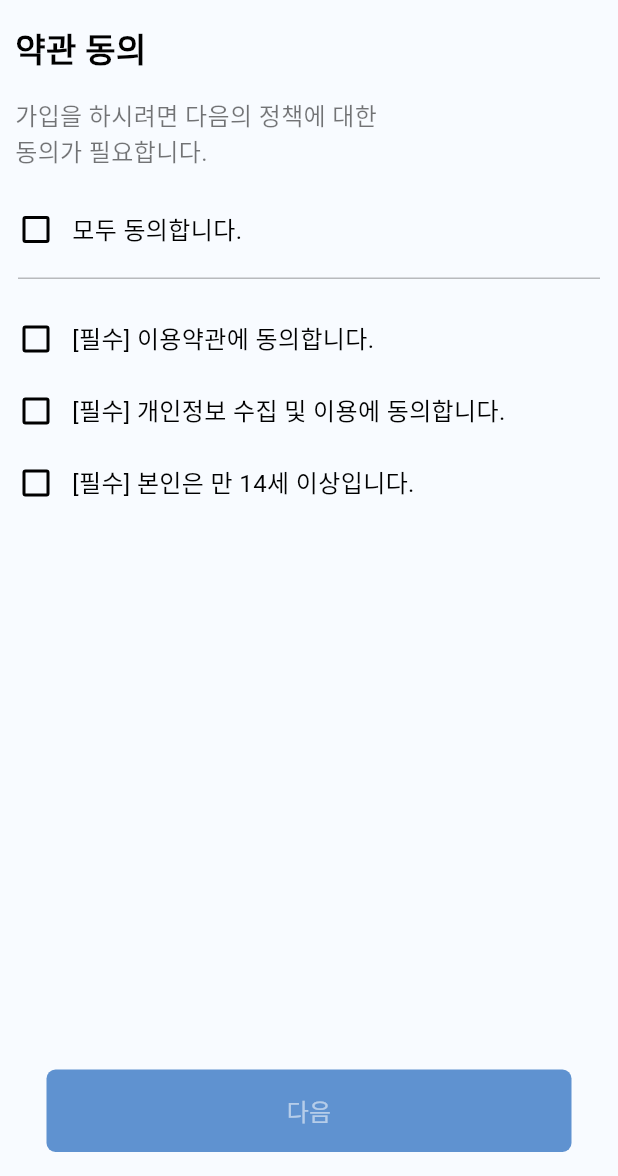
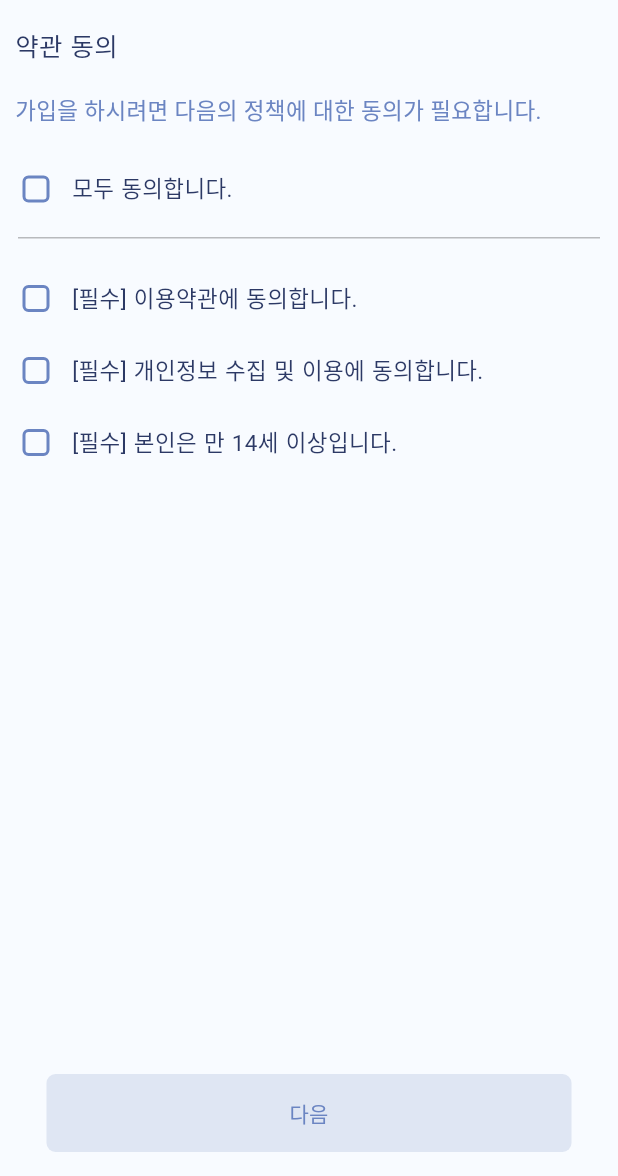
Before and after one commit to SeoHong23/Nungil_Project, a Flutter app: the screen it shows after launch, item 4 of the bottom bar chosen, after a tap on "이메일 회원가입", on a phone screen of 412 x 824 dp, the part 60-1236 px from its top. Run offline on Flutter 3.47's test engine with Material 3 defaults, Android fonts, the phone set to English and light mode, and no system bars; our stand-ins replace cached_network_image, dio, flutter_rating_bar, flutter_riverpod, flutter_secure_storage, flutter_svg and 7 more; network calls fail; Roboto replaces fonts that are missing (GmarketSans, Pretendard).

Commit message:
User 디자인 수정

```diff
--- a/lib/screens/user/term/term.dart
+++ b/lib/screens/user/term/term.dart
@@ -1,4 +1,5 @@
 import 'package:flutter/material.dart';
+import 'package:nungil/theme/common_theme.dart';
 
 import '../register/write_email.dart';
 
@@ -46,45 +47,36 @@ class _MainScreenState extends State<Term> {
                 alignment: Alignment.centerLeft,
                 child: Padding(
                   padding: const EdgeInsets.only(left: 10),
-                  child: Text(
-                    '약관 동의',
-                    style: TextStyle(
-                      color: Colors.black,
-                      fontSize: 22,
-                      fontWeight: FontWeight.bold,
-                    ),
-                  ),
+                  child:
+                      Text('약관 동의', style: ColorTextStyle.largeNavy(context)),
                 ),
               ),
               const SizedBox(height: 16),
               Padding(
                 padding: const EdgeInsets.only(left: 10),
-                child: Text(
-                  '가입을 하시려면 다음의 정책에 대한\n동의가 필요합니다.',
-                  style: TextStyle(
-                    color: Colors.black54, // 약간 연한 색상
-                    fontSize: 16,
-                  ),
-                ),
+                child: Text('가입을 하시려면 다음의 정책에 대한 동의가 필요합니다.',
+                    style: ColorTextStyle.mediumLightNavy(context)),
               ),
               const SizedBox(height: 16),
               Row(
+                crossAxisAlignment: CrossAxisAlignment.center,
                 children: [
                   Checkbox(
                     value: isChecked,
                     onChanged: (bool? value) {
                       updateIndividualCheckboxes(value ?? false);
                     },
-                    activeColor: const Color(0xFF0066CC),
-                    checkColor: Colors.white,
+                    shape: RoundedRectangleBorder(
+                      borderRadius: BorderRadius.circular(4),
                     ),
-                  const Text(
-                    '모두 동의합니다.',
-                    style: TextStyle(
-                      fontSize: 16,
-                      color: Colors.black,
+                    side: BorderSide(
+                      color: Theme.of(context).colorScheme.primary,
+                      width: 2,
                     ),
+                    activeColor: Theme.of(context).colorScheme.secondary,
+                    checkColor: Theme.of(context).colorScheme.surface,
                   ),
+                  Text('모두 동의합니다.', style: ColorTextStyle.mediumNavy(context)),
                 ],
               ),
               const SizedBox(height: 8),
@@ -98,6 +90,7 @@ class _MainScreenState extends State<Term> {
               ),
               const SizedBox(height: 16),
               Row(
+                crossAxisAlignment: CrossAxisAlignment.center,
                 children: [
                   Checkbox(
                     value: isChecked1,
@@ -107,19 +100,22 @@ class _MainScreenState extends State<Term> {
                         updateAllAgreeCheckbox();
                       });
                     },
-                    activeColor: const Color(0xFF0066CC),
-                    checkColor: Colors.white,
+                    shape: RoundedRectangleBorder(
+                      borderRadius: BorderRadius.circular(4),
                     ),
-                  const Text(
-                    '[필수] 이용약관에 동의합니다.',
-                    style: TextStyle(
-                      fontSize: 16,
-                      color: Colors.black,
+                    side: BorderSide(
+                      color: Theme.of(context).colorScheme.primary,
+                      width: 2,
                     ),
+                    activeColor: Theme.of(context).colorScheme.secondary,
+                    checkColor: Theme.of(context).colorScheme.surface,
                   ),
+                  Text('[필수] 이용약관에 동의합니다.',
+                      style: ColorTextStyle.mediumNavy(context)),
                 ],
               ),
               Row(
+                crossAxisAlignment: CrossAxisAlignment.center,
                 children: [
                   Checkbox(
                     value: isChecked2,
@@ -129,19 +125,22 @@ class _MainScreenState extends State<Term> {
                         updateAllAgreeCheckbox();
                       });
                     },
-                    activeColor: const Color(0xFF0066CC),
-                    checkColor: Colors.white,
+                    shape: RoundedRectangleBorder(
+                      borderRadius: BorderRadius.circular(4),
                     ),
-                  const Text(
-                    '[필수] 개인정보 수집 및 이용에 동의합니다.',
-                    style: TextStyle(
-                      fontSize: 16,
-                      color: Colors.black,
+                    side: BorderSide(
+                      color: Theme.of(context).colorScheme.primary,
+                      width: 2,
                     ),
+                    activeColor: Theme.of(context).colorScheme.secondary,
+                    checkColor: Theme.of(context).colorScheme.surface,
                   ),
+                  Text('[필수] 개인정보 수집 및 이용에 동의합니다.',
+                      style: ColorTextStyle.mediumNavy(context)),
                 ],
               ),
               Row(
+                crossAxisAlignment: CrossAxisAlignment.center,
                 children: [
                   Checkbox(
                     value: isChecked3,
@@ -151,16 +150,18 @@ class _MainScreenState extends State<Term> {
                         updateAllAgreeCheckbox();
                       });
                     },
-                    activeColor: const Color(0xFF0066CC),
-                    checkColor: Colors.white,
+                    shape: RoundedRectangleBorder(
+                      borderRadius: BorderRadius.circular(4),
                     ),
-                  const Text(
-                    '[필수] 본인은 만 14세 이상입니다.',
-                    style: TextStyle(
-                      fontSize: 16,
-                      color: Colors.black,
+                    side: BorderSide(
+                      color: Theme.of(context).colorScheme.primary,
+                      width: 2,
                     ),
+                    activeColor: Theme.of(context).colorScheme.secondary,
+                    checkColor: Theme.of(context).colorScheme.surface,
                   ),
+                  Text('[필수] 본인은 만 14세 이상입니다.',
+                      style: ColorTextStyle.mediumNavy(context)),
                 ],
               ),
               const Spacer(),
@@ -183,20 +184,21 @@ class _MainScreenState extends State<Term> {
                         padding: const EdgeInsets.symmetric(vertical: 16),
                         backgroundColor:
                             (isChecked1 && isChecked2 && isChecked3)
-                                ? const Color(0xFF0066CC) // 기본 활성화 색상
-                                : const Color(0xFF5F92D0), // 비활성화 색상
-                        disabledBackgroundColor: const Color(0xFF5F92D0),
+                                ? Theme.of(context).colorScheme.secondary
+                                : Theme.of(context).cardColor, // 비활성화 색상
+                        disabledBackgroundColor: Theme.of(context).cardColor,
                         foregroundColor:
                             (isChecked1 && isChecked2 && isChecked3)
-                                ? Colors.white // 활성화되면 텍스트 색은 흰색
-                                : Colors.white70, // 비활성화되면 살짝 어두운 흰색
-                        disabledForegroundColor: Colors.white54,
+                                ? Theme.of(context).colorScheme.surface // 활성화
+                                : Theme.of(context).colorScheme.primary, // 비활성화
+                        disabledForegroundColor:
+                            Theme.of(context).colorScheme.primary,
                         shape: RoundedRectangleBorder(
                           borderRadius: BorderRadius.circular(6),
                         )),
                     child: const Text(
                       '다음',
-                      style: TextStyle(fontSize: 16),
+                      style: CustomTextStyle.pretendard,
                     ),
                   ),
                 ),
--- a/lib/screens/user/user_page.dart
+++ b/lib/screens/user/user_page.dart
@@ -1,6 +1,7 @@
 import 'package:flutter/material.dart';
 import 'package:flutter_svg/flutter_svg.dart';
 import 'package:nungil/screens/user/login/email_login.dart';
+import 'package:nungil/theme/common_theme.dart';
 
 import 'term/term.dart';
 
@@ -20,11 +21,11 @@ class UserPage extends StatelessWidget {
                 width: 270,
                 height: 270,
               ),
-              SizedBox(height: 12),
-              Text(
+              const SizedBox(height: 12),
+              const Text(
                 '최근에 이메일로 로그인했어요!',
               ),
-              SizedBox(height: 30),
+              const SizedBox(height: 30),
               SizedBox(
                 width: 350, // 기존 버튼과 동일한 크기 유지
                 child: GestureDetector(
@@ -37,7 +38,7 @@ class UserPage extends StatelessWidget {
                   ),
                 ),
               ),
-              SizedBox(height: 20),
+              const SizedBox(height: 20),
               SizedBox(
                 width: 350,
                 child: ElevatedButton(
@@ -65,12 +66,12 @@ class UserPage extends StatelessWidget {
                           height: 26,
                         ),
                       ),
-                      Expanded(
+                      const Expanded(
                         child: Center(
                           child: Padding(
-                            padding: const EdgeInsets.only(right: 20.0),
+                            padding: EdgeInsets.only(right: 20.0),
                             child: Text(
-                              '네이버로 시작하기',
+                              '네이버 로그인',
                               style: TextStyle(
                                 fontSize: 15,
                                 color: Colors.white, // 글자 색상 설정
@@ -84,7 +85,7 @@ class UserPage extends StatelessWidget {
                   ),
                 ),
               ),
-              SizedBox(height: 20),
+              const SizedBox(height: 20),
               Row(
                 mainAxisAlignment: MainAxisAlignment.center,
                 children: [
@@ -97,17 +98,16 @@ class UserPage extends StatelessWidget {
                         ),
                       );
                     },
-                    child: Text(
-                      '이메일 로그인    ',
-                      style: TextStyle(
-                        fontSize: 16,
-                        fontWeight: FontWeight.bold,
-                        color: Colors.blue,
+                    child: Padding(
+                      padding: const EdgeInsets.symmetric(horizontal:8.0),
+                      child: Text(
+                        '이메일 로그인',
+                        style: ColorTextStyle.mediumNavy(context),
                       ),
                     ),
                   ),
-                  Padding(
-                    padding: const EdgeInsets.symmetric(horizontal: 8.0),
+                  const Padding(
+                    padding: EdgeInsets.symmetric(horizontal: 8.0),
                     child: Text(
                       '|',
                       style: TextStyle(
@@ -126,12 +126,11 @@ class UserPage extends StatelessWidget {
                         ),
                       );
                     },
-                    child: Text(
-                      '   이메일 회원가입',
-                      style: TextStyle(
-                        fontSize: 16,
-                        fontWeight: FontWeight.bold,
-                        color: Colors.blue,
+                    child: Padding(
+                      padding: const EdgeInsets.symmetric(horizontal:8.0),
+                      child: Text(
+                        '이메일 회원가입',
+                          style: ColorTextStyle.mediumNavy(context)
                       ),
                     ),
                   ),
--- a/lib/theme/common_theme.dart
+++ b/lib/theme/common_theme.dart
@@ -356,7 +356,7 @@ static TextStyle xLargeLightNavy(BuildContext context) {
   static TextStyle largeNavy(BuildContext context) {
     return TextStyle(
       fontFamily: 'Pretendard',
-      fontSize: 18,
+      fontSize: 17,
       color: Theme.of(context).colorScheme.secondary,
       height: 1.6,
       fontWeight: FontWeight.w400,
@@ -366,7 +366,7 @@ static TextStyle xLargeLightNavy(BuildContext context) {
 static TextStyle largeLightNavy(BuildContext context) {
     return TextStyle(
       fontFamily: 'Pretendard',
-      fontSize: 18,
+      fontSize: 17,
       color: Theme.of(context).colorScheme.primary,
       height: 1.6,
       fontWeight: FontWeight.w400,
```
Also changed, not shown: lib/screens/user/login/email_login.dart (+28 -25 lines), lib/screens/user/login/login_view.dart (+30 -45 lines), lib/screens/user/register/password.dart (+28 -34 lines), lib/screens/user/register/user_info.dart (+73 -83 lines), lib/screens/user/register/write_email.dart (+25 -25 lines), lib/screens/video_detail/components/detail_tap_info.dart (+5 -4 lines). Lines whose indentation alone changed are shown as unchanged.
